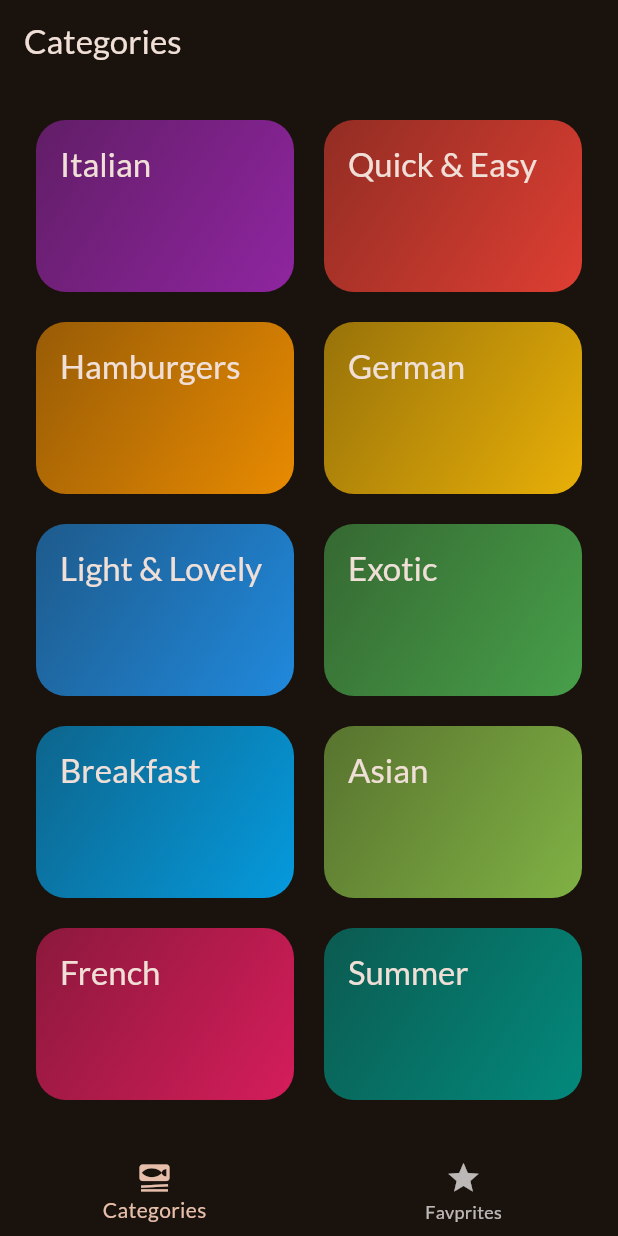
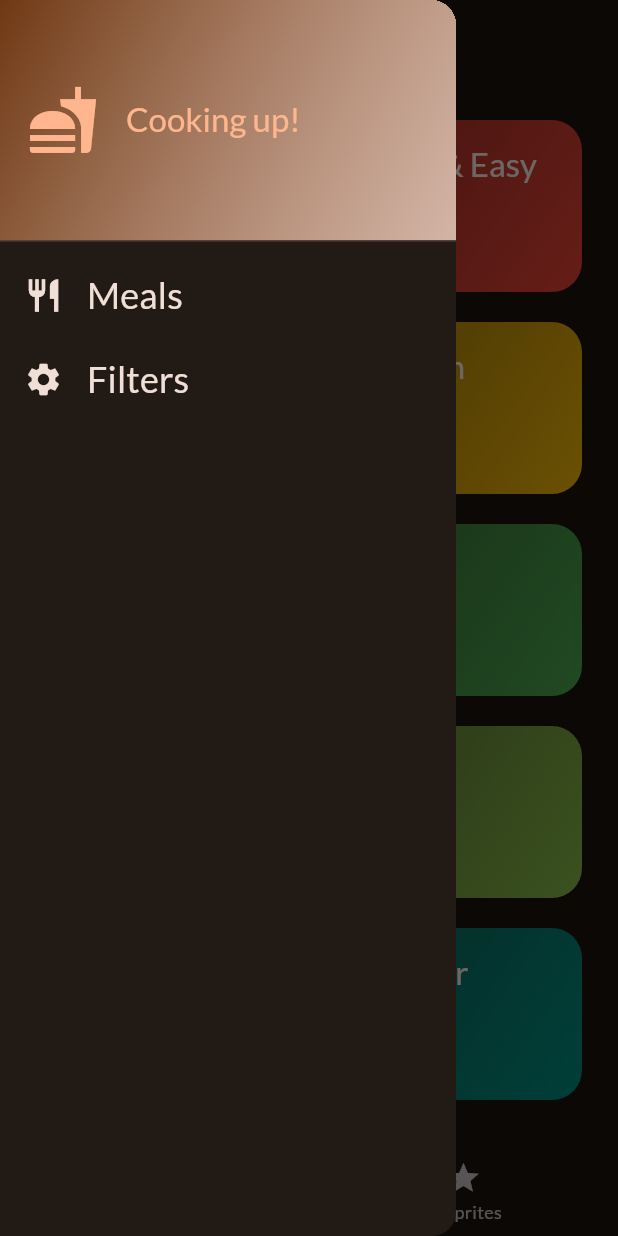
Before and after one commit to dennysihol/meals_flutter, a Flutter app: the screen it shows after launch, with the side drawer open (before the commit the screen has no drawer), on a phone screen of 412 x 824 dp. Run offline on Flutter 3.47's test engine with Material 3 defaults, Android fonts, the phone set to English and light mode, and no system bars; our stand-ins replace google_fonts, transparent_image.

Commit message:
add drawer to app

```diff
--- a/lib/screens/tabs.dart
+++ b/lib/screens/tabs.dart
@@ -2,6 +2,7 @@ import 'package:flutter/material.dart';
 import 'package:meals/models/meal.dart';
 import 'package:meals/screens/categories.dart';
 import 'package:meals/screens/meals.dart';
+import 'package:meals/widgets/main_drawer.dart';
 
 class TabsScreen extends StatefulWidget {
   const TabsScreen({super.key});
@@ -67,6 +68,7 @@ class _TabsScreenState extends State<TabsScreen> {
         appBar: AppBar(
           title: Text(activePageTitle),
         ),
+        drawer: const MainDrawer(),
         body: activePage,
         bottomNavigationBar: BottomNavigationBar(
           onTap: _selectPage,
--- /dev/null
+++ b/lib/widgets/main_drawer.dart
@@ -0,0 +1,67 @@
+import 'package:flutter/material.dart';
+
+class MainDrawer extends StatelessWidget {
+  const MainDrawer({super.key});
+
+  @override
+  Widget build(BuildContext context) {
+    return Drawer(
+      child: Column(
+        children: [
+          DrawerHeader(
+            padding: EdgeInsets.all(18),
+            decoration: BoxDecoration(
+                gradient: LinearGradient(
+              colors: [
+                Theme.of(context).colorScheme.primaryContainer,
+                Theme.of(context)
+                    .colorScheme
+                    .onPrimaryContainer
+                    .withOpacity(0.8),
+              ],
+              begin: Alignment.topLeft,
+              end: Alignment.bottomRight,
+            )),
+            child: Row(
+              children: [
+                Icon(
+                  Icons.fastfood,
+                  size: 48,
+                  color: Theme.of(context).colorScheme.primary,
+                ),
+                const SizedBox(width: 18),
+                Text('Cooking up!',
+                    style: Theme.of(context)
+                        .textTheme
+                        .titleLarge!
+                        .copyWith(color: Theme.of(context).colorScheme.primary))
+              ],
+            ),
+          ),
+          ListTile(
+            leading: Icon(Icons.restaurant, size: 26, color: Theme.of(context).colorScheme.onBackground,),
+            title: Text(
+              'Meals',
+              style: Theme.of(context).textTheme.titleSmall!.copyWith(
+                    color: Theme.of(context).colorScheme.onBackground,
+                    fontSize: 24,
+                  ),
+            ),
+            onTap: () {},
+          ),
+          ListTile(
+            leading: Icon(Icons.settings, size: 26, color: Theme.of(context).colorScheme.onBackground,),
+            title: Text(
+              'Filters',
+              style: Theme.of(context).textTheme.titleSmall!.copyWith(
+                    color: Theme.of(context).colorScheme.onBackground,
+                    fontSize: 24,
+                  ),
+            ),
+            onTap: () {},
+          )
+        ],
+      ),
+    );
+  }
+}
```
